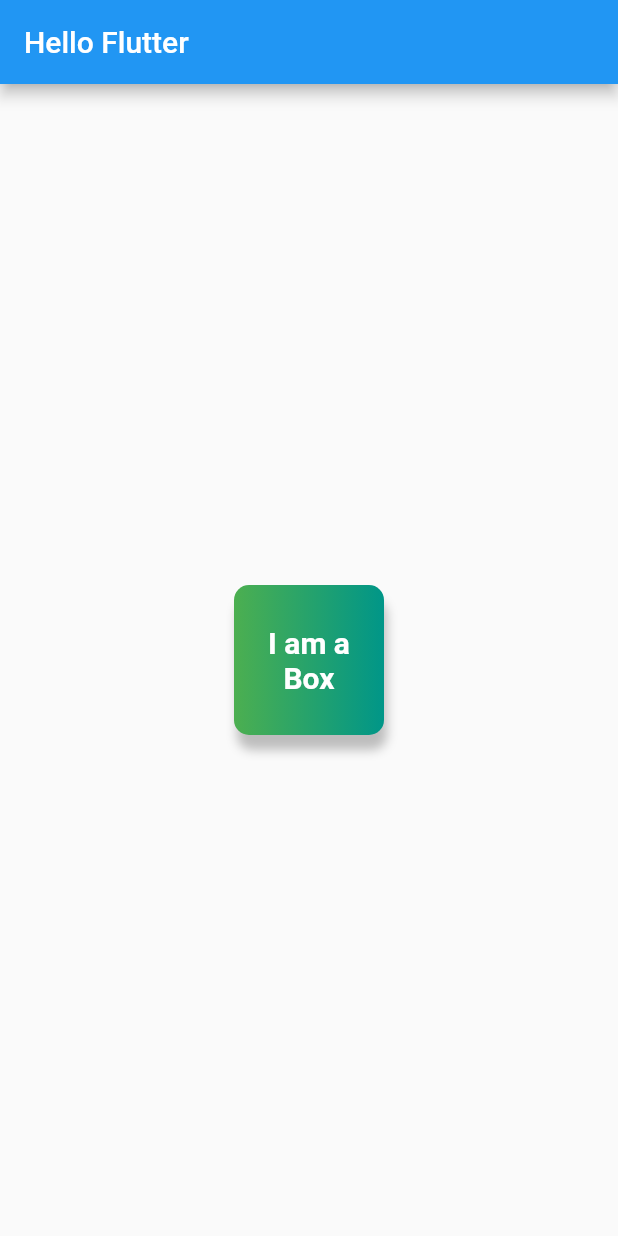
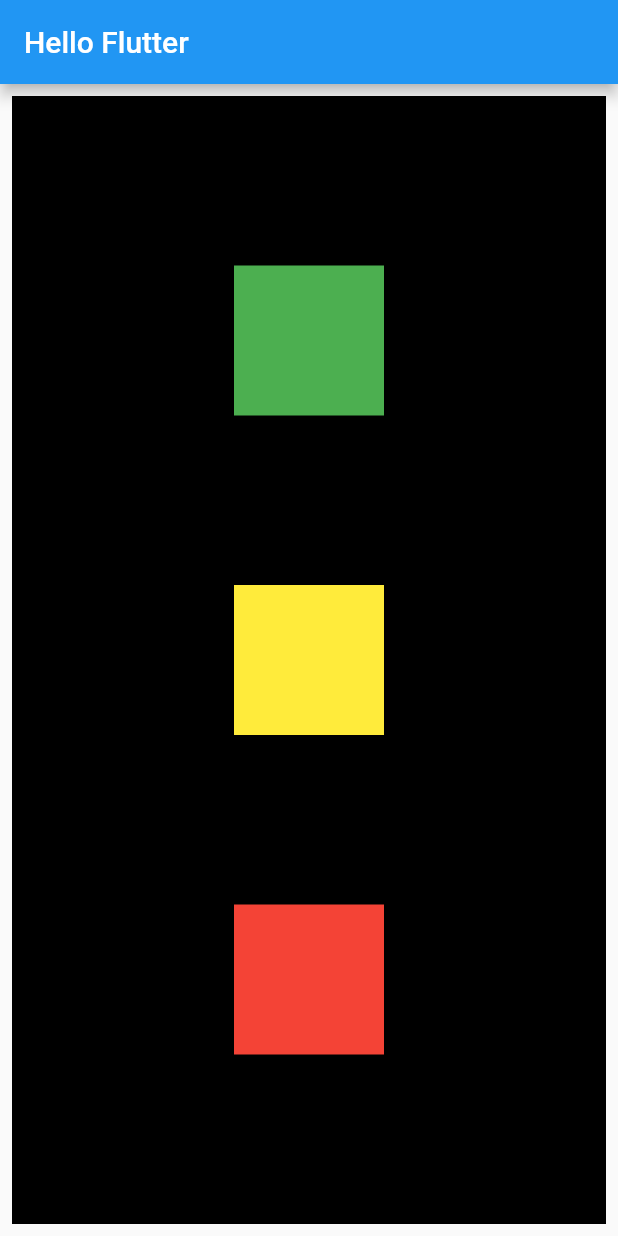
Before and after one commit to souravgopal25/HelloFlutter, a Flutter app: the screen it shows after launch, on a phone screen of 412 x 824 dp. Run offline on Flutter 3.47's test engine with Material 2 defaults, Android fonts, the phone set to English and light mode, and no system bars.

Commit message:
Padding,Row,Column Widget

```diff
--- a/lib/main.dart
+++ b/lib/main.dart
@@ -1,3 +1,4 @@
+import 'package:flutter/cupertino.dart';
 import 'package:flutter/material.dart';
 void main(){
   runApp(MaterialApp(
@@ -14,33 +15,39 @@ class HomePage extends StatelessWidget{
       appBar: AppBar(
         title:  Text("Hello Flutter"),
       ),
-      body: Container(
-        child: Center(
+      body:Padding(
+        padding: const EdgeInsets.all(8.0),
         child: Container(
+          color: Colors.black,
+          width: MediaQuery.of(context).size.width,
+          height: MediaQuery.of(context).size.height,
+          child: Column(
+              mainAxisAlignment: MainAxisAlignment.spaceEvenly,
+              crossAxisAlignment: CrossAxisAlignment.center,
+              children: [
+                Container(
                   padding: const EdgeInsets.all(8),
-            alignment: Alignment.center,
-            width:100,
+                  width: 100,
                   height: 100,
-            decoration: BoxDecoration(
-                borderRadius: BorderRadius.circular(10),
-                boxShadow: [BoxShadow(
-                  color: Colors.grey[400],
-                  blurRadius: 5,
-                  offset: Offset(2.0,10.0),
-                )],
-                color: Colors.teal,
-                gradient:LinearGradient(colors: [Colors.green,Colors.teal]) ),
-            child: Text("I am a Box",
-            textAlign: TextAlign.center,
-              style: TextStyle(
-                color: Colors.white,
-                fontWeight: FontWeight.bold,
-                fontSize: 20,
+                  color: Colors.green,
                 ),
+                Container(
+                  padding: const EdgeInsets.all(8),
+                  width: 100,
+                  height: 100,
+                  color: Colors.yellow,
+                ),
+                Container(
+                  padding: const EdgeInsets.all(8),
+                  width: 100,
+                  height: 100,
+                  color: Colors.red,
+                )
+              ],
             ),
         ),
       )
-      ),
+
     );
   }
 
```
Lines whose indentation alone changed are shown as unchanged.
